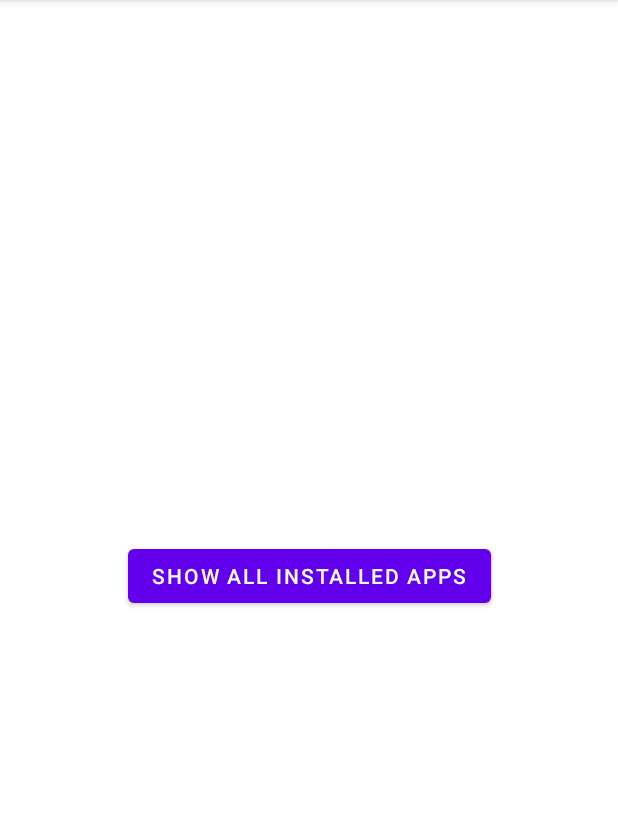
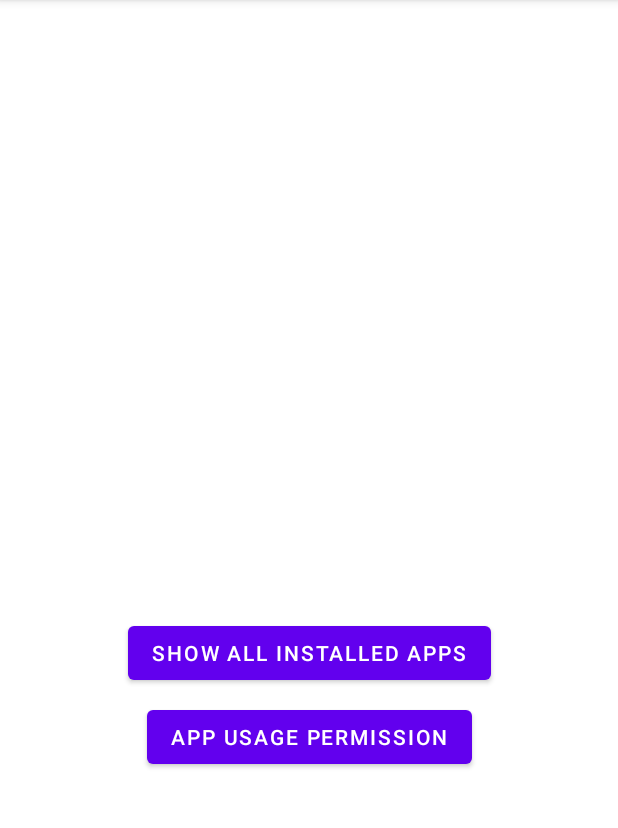
Before and after one commit to diyarfaraj/AppBlockr, an Android app: the screen it shows after launch (MainActivity), on a phone screen of 412 x 824 dp, the part 84-912 px from its top. Run offline under Robolectric (Android 15) with nearby library versions, the phone set to English and light mode, and no system bars.

Commit message:
added permission

```diff
--- a/app/src/main/AndroidManifest.xml
+++ b/app/src/main/AndroidManifest.xml
@@ -1,6 +1,11 @@
 <?xml version="1.0" encoding="utf-8"?>
 <manifest xmlns:android="http://schemas.android.com/apk/res/android"
+    xmlns:tools="http://schemas.android.com/tools"
     package="com.example.appsift">
+
+    <uses-permission
+        android:name="android.permission.PACKAGE_USAGE_STATS"
+        tools:ignore="ProtectedPermissions"/>
 
     <application
         android:allowBackup="true"
--- a/app/src/main/res/layout/activity_main.xml
+++ b/app/src/main/res/layout/activity_main.xml
@@ -2,19 +2,30 @@
 <androidx.constraintlayout.widget.ConstraintLayout xmlns:android="http://schemas.android.com/apk/res/android"
     xmlns:app="http://schemas.android.com/apk/res-auto"
     xmlns:tools="http://schemas.android.com/tools"
-    android:id="@+id/show_all_apps_btn"
     android:layout_width="match_parent"
     android:layout_height="match_parent"
     tools:context=".MainActivity">
 
     <Button
-        android:id="@+id/button"
+        android:id="@+id/permit_btn"
+        android:layout_width="wrap_content"
+        android:layout_height="wrap_content"
+        android:layout_marginTop="8dp"
+        android:text="App Usage Permission"
+        app:layout_constraintEnd_toEndOf="parent"
+        app:layout_constraintHorizontal_bias="0.5"
+        app:layout_constraintStart_toStartOf="parent"
+        app:layout_constraintTop_toBottomOf="@+id/all_apps_button" />
+
+    <Button
+        android:id="@+id/all_apps_button"
         android:layout_width="wrap_content"
         android:layout_height="wrap_content"
         android:text="Show All Installed Apps"
         app:layout_constraintBottom_toBottomOf="parent"
         app:layout_constraintEnd_toEndOf="parent"
-        app:layout_constraintHorizontal_bias="0.5"
+        app:layout_constraintHorizontal_bias="0.502"
         app:layout_constraintStart_toStartOf="parent"
-        app:layout_constraintTop_toTopOf="parent" />
+        app:layout_constraintTop_toTopOf="parent"
+        app:layout_constraintVertical_bias="0.571" />
 </androidx.constraintlayout.widget.ConstraintLayout>
--- a/app/src/main/res/layout/adapter_design.xml
+++ b/app/src/main/res/layout/adapter_design.xml
@@ -38,7 +38,7 @@
         android:layout_marginEnd="8dp"
         android:layout_marginRight="8dp"
         android:text="TextView"
-        android:textSize="18sp"
+        android:textSize="14sp"
         app:layout_constraintBottom_toBottomOf="parent"
         app:layout_constraintEnd_toStartOf="@+id/appstatus"
         app:layout_constraintHorizontal_bias="0.102"
```
Also changed, not shown: app/src/main/java/com/example/appsift/MainActivity.java (+42 -4 lines).
